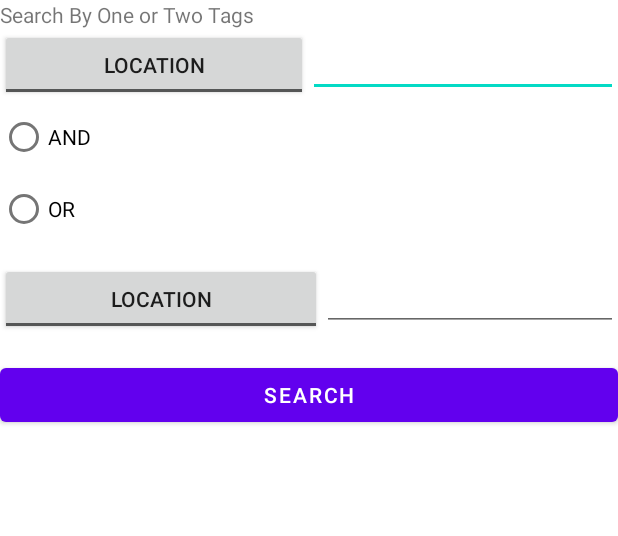
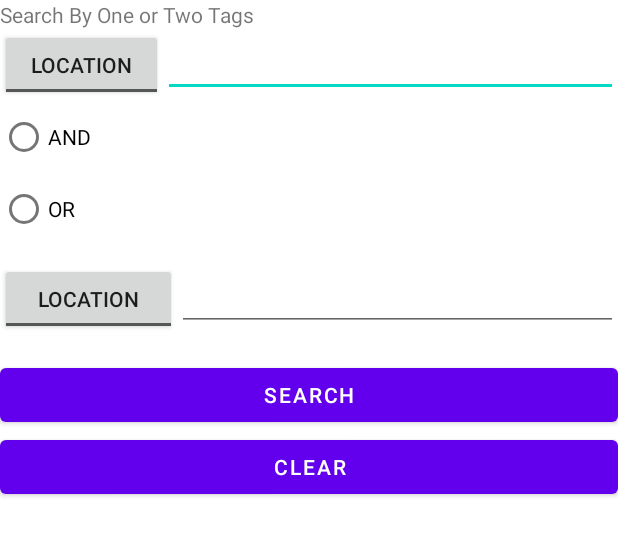
Before and after one commit to vincephung/Android-Photos-App, an Android app: the layout activity_search.xml on its own in the app's theme, with its tools: preview values and no code run, on a phone screen of 412 x 824 dp. Shown: the top 536 px of the screen. Run offline under Robolectric (Android 15) with nearby library versions, the phone set to English and light mode, and no system bars.

Commit message:
search completed but needs testing and error handling

```diff
--- a/app/src/main/res/layout/activity_search.xml
+++ b/app/src/main/res/layout/activity_search.xml
@@ -24,32 +24,36 @@
             android:orientation="horizontal">
 
             <ToggleButton
-                android:id="@+id/tag1Btn"
+                android:id="@+id/tag1TypeBtn"
                 android:layout_width="19dp"
                 android:layout_height="wrap_content"
                 android:layout_weight="1"
                 android:textOff="@string/location_toggle"
                 android:textOn="@string/person_toggle" />
 
-            <AutoCompleteTextView
-                android:id="@+id/autoCompleteTextView"
+            <EditText
+                android:id="@+id/tag1ValueText"
                 android:layout_width="wrap_content"
                 android:layout_height="wrap_content"
-                android:layout_weight="1" />
+                android:layout_weight="1"
+                android:ems="10"
+                android:inputType="textPersonName" />
+
         </LinearLayout>
 
         <RadioGroup
+            android:id="@+id/radioGroup"
             android:layout_width="match_parent"
             android:layout_height="108dp">
 
             <RadioButton
-                android:id="@+id/radioButton"
+                android:id="@+id/andRadioBtn"
                 android:layout_width="match_parent"
                 android:layout_height="wrap_content"
                 android:text="@string/and" />
 
             <RadioButton
-                android:id="@+id/radioButton2"
+                android:id="@+id/orRadioBtn"
                 android:layout_width="match_parent"
                 android:layout_height="wrap_content"
                 android:text="@string/or" />
@@ -61,28 +65,38 @@
             android:orientation="horizontal">
 
             <ToggleButton
-                android:id="@+id/toggleButton2"
+                android:id="@+id/tag2TypeBtn"
                 android:layout_width="38dp"
                 android:layout_height="wrap_content"
                 android:layout_weight="1"
-                android:text="tag2Btn"
                 android:textOff="@string/location_toggle"
                 android:textOn="@string/person_toggle" />
 
-            <AutoCompleteTextView
-                android:id="@+id/autoCompleteTextView2"
+            <EditText
+                android:id="@+id/tag2ValueText"
                 android:layout_width="wrap_content"
                 android:layout_height="wrap_content"
-                android:layout_weight="1" />
+                android:layout_weight="1"
+                android:ems="10"
+                android:inputType="textPersonName" />
+
         </LinearLayout>
 
         <Button
-            android:id="@+id/button"
+            android:id="@+id/searchBtn"
             android:layout_width="match_parent"
             android:layout_height="wrap_content"
             android:text="@string/search_photos" />
 
+        <Button
+            android:id="@+id/clearBtn"
+            android:layout_width="match_parent"
+            android:layout_height="wrap_content"
+            android:onClick="clear"
+            android:text="@string/clearLbl" />
+
         <androidx.recyclerview.widget.RecyclerView
+            android:id="@+id/resultsRV"
             android:layout_width="match_parent"
             android:layout_height="match_parent" />
 
--- a/app/src/main/res/values/strings.xml
+++ b/app/src/main/res/values/strings.xml
@@ -49,6 +49,7 @@
     <string name="tagLbl">Enter Tag</string>
 
     <string name="searchLbl">Search By One or Two Tags</string>
+    <string name="clearLbl">Clear</string>
 
     <string name="addPhoto">Add Photo</string>
     <string name="slideshow">Begin Slideshow</string>
```
Also changed, not shown: app/src/main/java/com/example/android50/Search.java (+95 -0 lines), app/src/main/java/com/example/android50/SearchAdapter.java (added, +64 -0 lines), app/src/main/java/com/example/android50/UserAlbums.java (+38 -0 lines), app/src/main/java/model/Photo.java (+9 -0 lines), app/src/main/res/layout/search_item.xml (added, +21 -0 lines).
